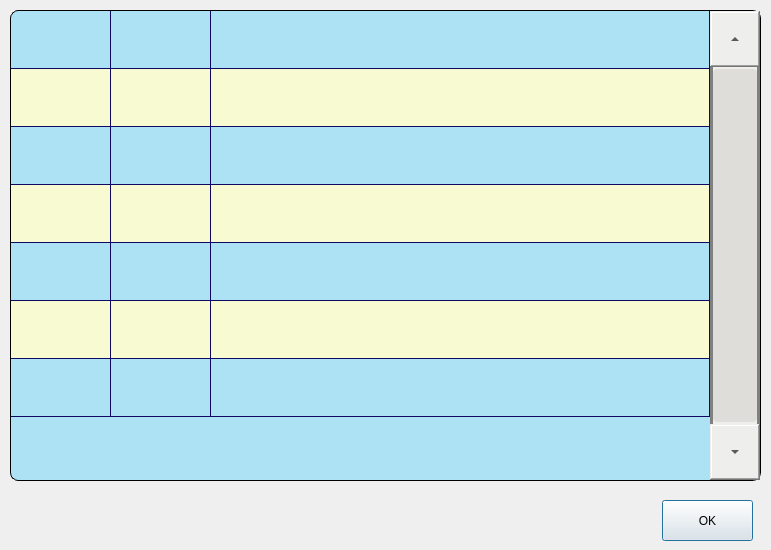
First picture: the form in dialogs/file_preview.ui, repository Jade-yun/MachineTool, before the edit.
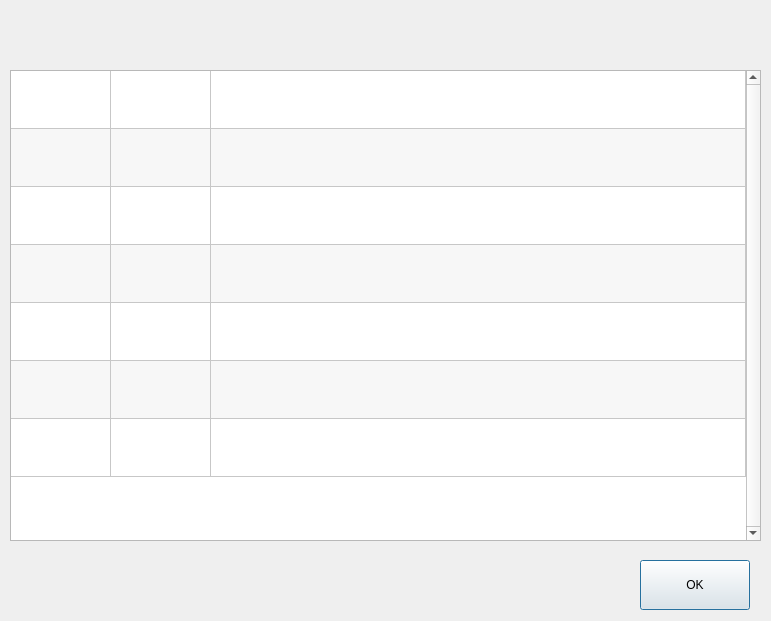
Second picture: the form after the edit. Icons and pictures are not drawn.

```diff
--- a/dialogs/file_preview.ui
+++ b/dialogs/file_preview.ui
@@ -7,80 +7,20 @@
     <x>0</x>
     <y>0</y>
     <width>771</width>
-    <height>550</height>
+    <height>621</height>
    </rect>
   </property>
   <property name="windowTitle">
    <string>Dialog</string>
   </property>
   <property name="styleSheet">
-   <string notr="true">QScrollBar:vertical
-{ /*滑块设置*/
-	width:50px;
-	border: 3px solid grey;
-	border-radius: 8px; /* 圆角 */
-    background: rgb(238, 238, 236);
-	padding-top:55px;
-	padding-bottom:55px;
-}
-/*按压时的颜色*/
-QScrollBar::handle:vertical:pressed
-{
-	background:qlineargradient(x1: 0, y1: 0, x2: 0, y2: 1, stop:0 #00befa, stop: 1 #0160ea);
-    border-radius: 10px; /* 按下时保持圆角 */
-	border-radius:4px;
-}
-QScrollBar::handle:vertical
-{
- 	/*background: qlineargradient(x1: 0, y1: 0, x2: 0, y2: 1,stop: 0 #EEE9E9, stop: 0.4 #EEE9E9,stop: 0.5 #EEE9E9, stop: 1.0 #CDC9C9);*/
-	background:qlineargradient(x1:0, y1:0, x2:1, y2:1, stop:0 rgb(222, 221, 218), stop:1 rgb(222, 221, 218));
-	min-height:40px;
-    border-radius: 10px; /* 圆角 */
-	border-radius:4px;
-}
-/*设置上键头*/
-QScrollBar::sub-line:vertical
-{
-	height:55px;width:50px;
-	background: qlineargradient(x1: 0, y1: 0, x2: 0, y2: 1,stop: 0 #FFFAFA, stop: 0.4 #EEE9E9,stop: 0.5 #EEE9E9, stop: 1.0 #CDC9C9);
-	/*background: qlineargradient(x1:0, y1:0, x2:1, y2:1, stop:0 rgb(222, 221, 218), stop:1 rgb(222, 221, 218));*/
-    border-radius: 4px; /* 圆角 */
-	border-image:url(:/images/List_upRelease.png)；
-}
-/*设置下键头*/
-QScrollBar::add-line:vertical
-{
-	height:55px;width:50px;
-	background: qlineargradient(x1: 0, y1: 0, x2: 0, y2: 1,stop: 0 #FFFAFA, stop: 0.4 #EEE9E9,stop: 0.5 #EEE9E9, stop: 1.0 #CDC9C9);
-	/*background: qlineargradient(x1:0, y1:0, x2:1, y2:1, stop:0 rgb(222, 221, 218), stop:1 rgb(222, 221, 218));*/
-    border-radius: 4px; /* 圆角 */
-	border-image:url(:/images/List_DownRelease.png)；
-}
-/*设置上键头按下状态*/
-QScrollBar::sub-line:vertical:pressed
-{
-	height:55px;width:50px;
-	background:rgb(98, 160, 234);
-	background:qlineargradient(x1: 0, y1: 0, x2: 0, y2: 1, stop:0 #00befa, stop: 1 #0160ea);
-    border-radius: 8px; /* 按下时保持圆角 */
-	border-image:url(:/images/List_up.png)；
-}
-/*设置下键头按下状态*/
-QScrollBar::add-line:vertical:pressed
-{
-	height:55px;width:50px;
-	background:rgb(98, 160, 234);
-	background:qlineargradient(x1: 0, y1: 0, x2: 0, y2: 1, stop:0 #00befa, stop: 1 #0160ea);
-    border-radius: 8px; /* 按下时保持圆角 */
-	border-image:url(:/images/List_down.png)；
-}
-</string>
+   <string notr="true"/>
   </property>
   <widget class="QTableWidget" name="preview_list">
    <property name="geometry">
     <rect>
      <x>10</x>
-     <y>10</y>
+     <y>70</y>
      <width>751</width>
      <height>471</height>
     </rect>
@@ -91,23 +31,7 @@
     </font>
    </property>
    <property name="styleSheet">
-    <string notr="true">QTableWidget{
-	background-color:#ADE2F4;
-	alternate-background-color:#F8FAD2;
-	border:1px solid black;
-	gridline-color:#0F0963;
-	border-radius: 8px; /* 添加圆角 */
-}
-
-
-
-QHeaderView                    // QTableWidget 标题头整个区域
-{
-    background:;        // 整个标题头区域背景色
-	color: rgb(255, 170, 127);
-}
- 
-</string>
+    <string notr="true"/>
    </property>
    <property name="lineWidth">
     <number>1</number>
@@ -206,10 +130,10 @@
   <widget class="QPushButton" name="btnOK">
    <property name="geometry">
     <rect>
-     <x>662</x>
-     <y>500</y>
-     <width>91</width>
-     <height>41</height>
+     <x>640</x>
+     <y>560</y>
+     <width>110</width>
+     <height>50</height>
     </rect>
    </property>
    <property name="text">
```
